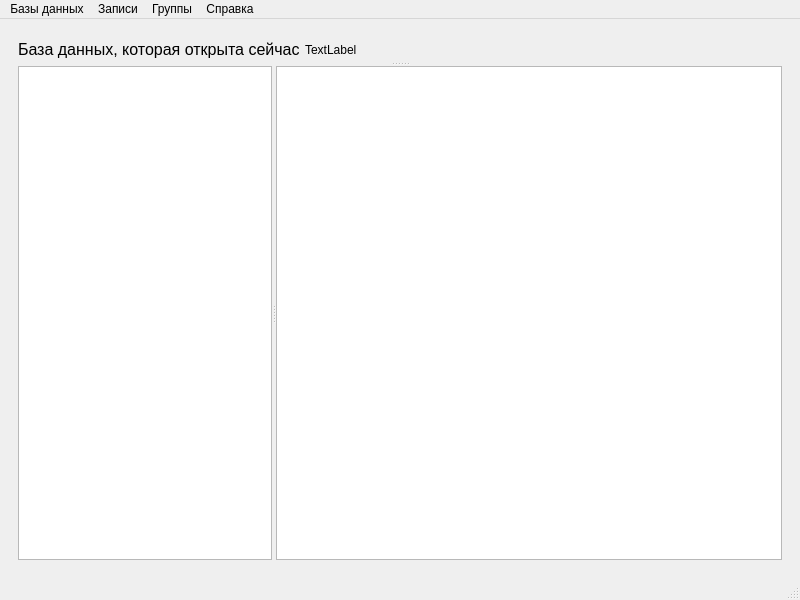
SNEGIKON13/Password-Manager, file mainwindow.ui: the form before one commit.
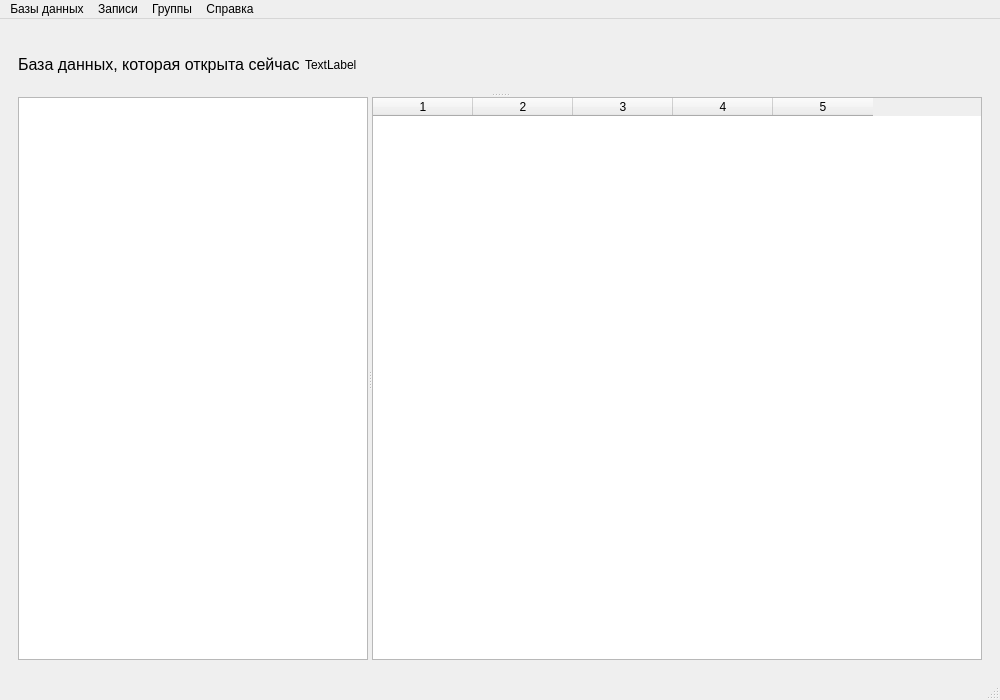
The form after the commit.

```diff
--- a/mainwindow.ui
+++ b/mainwindow.ui
@@ -6,8 +6,8 @@
    <rect>
     <x>0</x>
     <y>0</y>
-    <width>800</width>
-    <height>600</height>
+    <width>1000</width>
+    <height>700</height>
    </rect>
   </property>
   <property name="windowTitle">
@@ -58,14 +58,32 @@
            <property name="orientation">
             <enum>Qt::Horizontal</enum>
            </property>
-           <widget class="QListWidget" name="listWidget"/>
-           <widget class="QTableWidget" name="tableWidget">
+           <widget class="QListWidget" name="groupListWidget">
+            <property name="maximumSize">
+             <size>
+              <width>350</width>
+              <height>16777215</height>
+             </size>
+            </property>
+           </widget>
+           <widget class="QTableWidget" name="notesTableWidget">
             <property name="minimumSize">
              <size>
-              <width>506</width>
-              <height>494</height>
+              <width>600</width>
+              <height>500</height>
              </size>
             </property>
+            <property name="columnCount">
+             <number>5</number>
+            </property>
+            <attribute name="horizontalHeaderCascadingSectionResizes">
+             <bool>false</bool>
+            </attribute>
+            <column/>
+            <column/>
+            <column/>
+            <column/>
+            <column/>
            </widget>
           </widget>
          </widget>
@@ -81,7 +99,7 @@
     <rect>
      <x>0</x>
      <y>0</y>
-     <width>800</width>
+     <width>1000</width>
      <height>21</height>
     </rect>
    </property>
```
Left out of the diff: 52 changed lines with no effect on the pictures.
